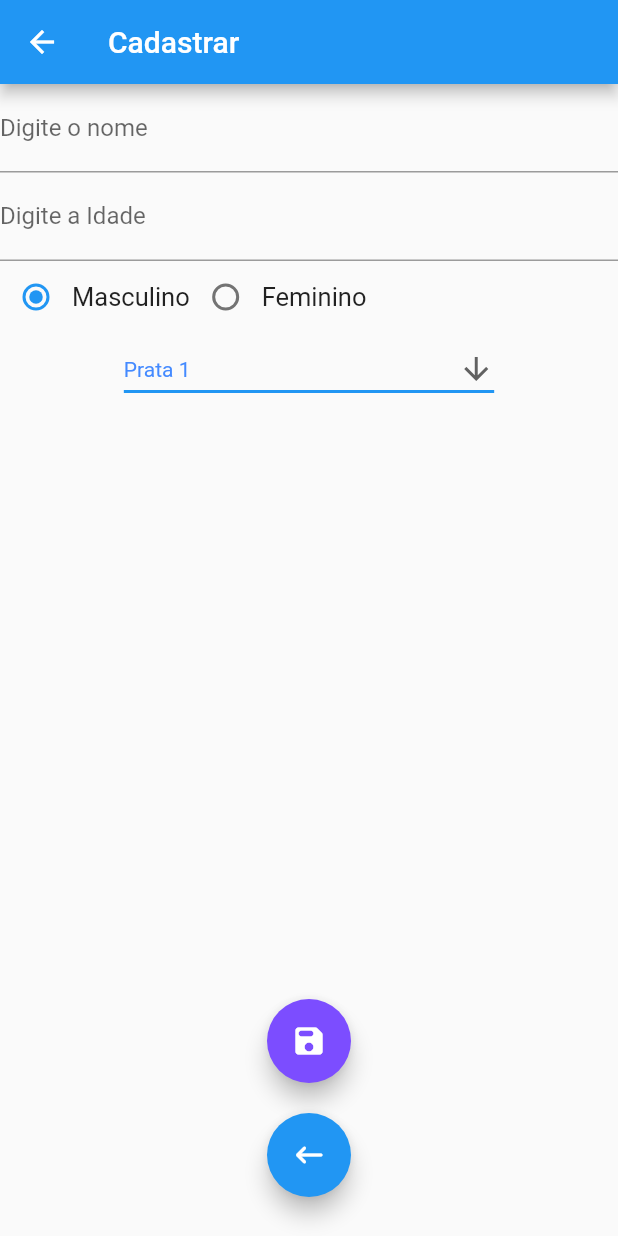
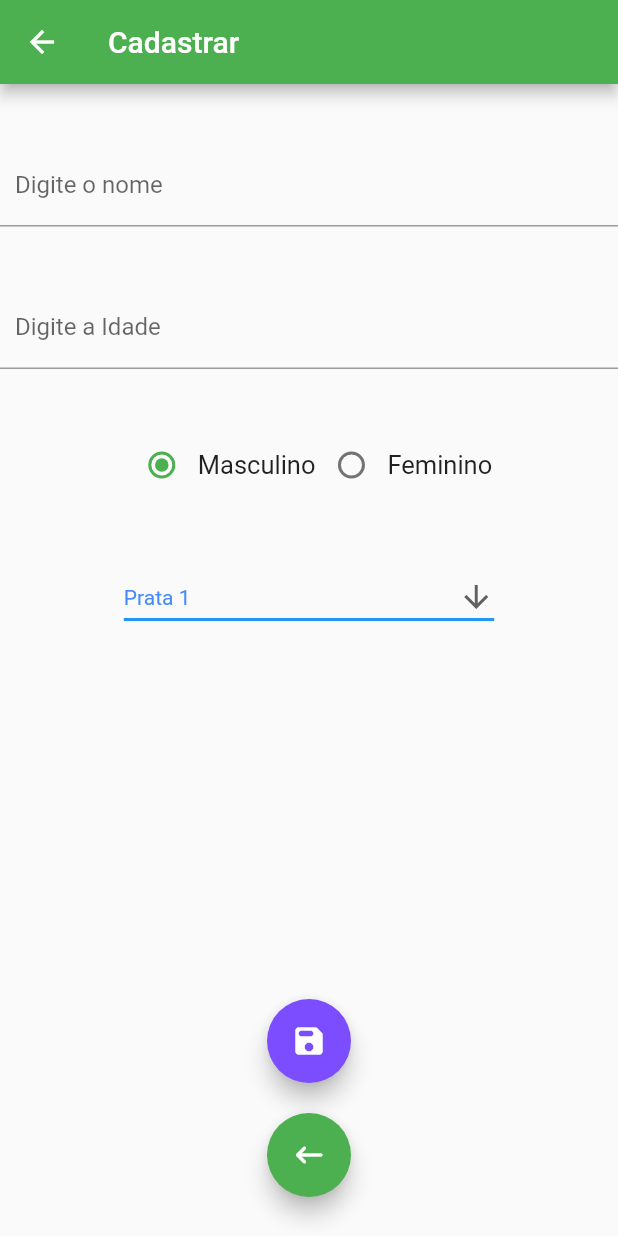
Before and after one commit to MarcoTortelli/all_majors_v3, a Flutter app: the screen it shows after launch, after a tap on "Cadastre sua patente", on a phone screen of 412 x 824 dp. Run offline on Flutter 3.47's test engine with Material 2 defaults, Android fonts, the phone set to English and light mode, and no system bars; our stand-ins replace file_picker, mask_text_input_formatter; network calls fail.

Commit message:
so um feriado no sol

```diff
--- a/lib/main.dart
+++ b/lib/main.dart
@@ -17,11 +17,10 @@ class MyApp extends StatelessWidget {
   @override
   Widget build(BuildContext context) {
     return MaterialApp(
-      title: 'Trabalho 3 Trimestre',
-      theme: ThemeData(
-        primarySwatch: Colors.blue,
-      ),
-      home: const MyHomePage(title: 'Trabalho 3 Trimestre'),
+      debugShowCheckedModeBanner: false,
+      title: 'Trabalho 3º Trimestre',
+      theme: ThemeData(primarySwatch: Colors.green),
+      home: const MyHomePage(title: 'Trabalho 3º Trimestre'),
     );
   }
 }
@@ -39,6 +38,7 @@ class _MyHomePageState extends State<MyHomePage> {
   @override
   Widget build(BuildContext context) {
     return Scaffold(
+        backgroundColor: Colors.grey[700],
         appBar: AppBar(
           title: Text(widget.title),
         ),
@@ -48,7 +48,10 @@ class _MyHomePageState extends State<MyHomePage> {
             Column(
               mainAxisAlignment: MainAxisAlignment.spaceEvenly,
               children: [
-                ElevatedButton(
+                Container(
+                  width: 300,
+                  height: 150,
+                  child: ElevatedButton(
                       onPressed: () {
                         Navigator.push(
                             context,
@@ -56,7 +59,11 @@ class _MyHomePageState extends State<MyHomePage> {
                                 builder: ((context) => allmajors())));
                       },
                       child: Text('Todos os Majors')),
-                ElevatedButton(
+                ),
+                Container(
+                  width: 300,
+                  height: 150,
+                  child: ElevatedButton(
                       onPressed: () {
                         Navigator.push(
                             context,
@@ -64,12 +71,19 @@ class _MyHomePageState extends State<MyHomePage> {
                                 builder: ((context) => patenteCadastro())));
                       },
                       child: Text('Cadastre sua patente')),
-                ElevatedButton(
+                ),
+                Container(
+                  width: 300,
+                  height: 150,
+                  child: ElevatedButton(
                       onPressed: () {
-                      Navigator.push(context,
-                          MaterialPageRoute(builder: ((context) => patente())));
+                        Navigator.push(
+                            context,
+                            MaterialPageRoute(
+                                builder: ((context) => patente())));
                       },
                       child: Text('Ranking de Patentes')),
+                ),
               ],
             )
           ],
--- a/lib/patente_cadastro.dart
+++ b/lib/patente_cadastro.dart
@@ -7,6 +7,7 @@ import 'dart:async';
 import 'package:http/http.dart' as http;
 import 'package:file_picker/file_picker.dart';
 import 'package:flutter/services.dart';
+import 'patente_ranking.dart';
 import 'patente_ranking.dart';
 
 class patenteCadastro extends StatefulWidget {
@@ -69,11 +70,14 @@ class _patenteCadastroState extends State<patenteCadastro> {
           key: _formKey,
           child: Column(
             children: [
+              Padding(padding: EdgeInsets.all(20)),
               TextFormField(
+                textAlignVertical: TextAlignVertical.center,
                 controller: cnome,
                 decoration: InputDecoration(
                   hintText: 'Digite o Nome',
                   labelText: 'Digite o nome',
+                  contentPadding: EdgeInsets.all(10),
                 ),
                 validator: (value) {
                   if (value!.isEmpty) {
@@ -85,12 +89,14 @@ class _patenteCadastroState extends State<patenteCadastro> {
                   return null;
                 },
               ),
+              Padding(padding: EdgeInsets.all(20)),
               TextFormField(
+                textAlignVertical: TextAlignVertical.center,
                 controller: cidade,
                 decoration: InputDecoration(
-                  hintText: 'Digite a Idade',
-                  labelText: 'Digite a Idade',
-                ),
+                    hintText: 'Digite a Idade',
+                    labelText: 'Digite a Idade',
+                    contentPadding: EdgeInsets.all(10)),
                 validator: (value) {
                   if (value!.isEmpty) {
                     return 'Informe a idade';
@@ -101,8 +107,10 @@ class _patenteCadastroState extends State<patenteCadastro> {
                   return null;
                 },
               ),
+              Padding(padding: EdgeInsets.all(20)),
               Container(
                 child: Row(
+                  mainAxisAlignment: MainAxisAlignment.center,
                   children: <Widget>[
                     Radio(
                       value: 1,
@@ -137,6 +145,7 @@ class _patenteCadastroState extends State<patenteCadastro> {
                   ],
                 ),
               ),
+              Padding(padding: EdgeInsets.all(20)),
               DropdownButton(
                 value: dropdownValue,
                 icon: Icon(Icons.arrow_downward),
@@ -160,6 +169,7 @@ class _patenteCadastroState extends State<patenteCadastro> {
                   );
                 }).toList(),
               ),
+              Padding(padding: EdgeInsets.all(20)),
             ],
           )),
       floatingActionButton: Wrap(
@@ -175,7 +185,7 @@ class _patenteCadastroState extends State<patenteCadastro> {
                   Navigator.pushReplacement(
                     context,
                     MaterialPageRoute(
-                      builder: (context) => MyApp(),
+                      builder: (context) => patente(),
                     ),
                   );
                 }
```
Lines whose indentation alone changed are shown as unchanged.
